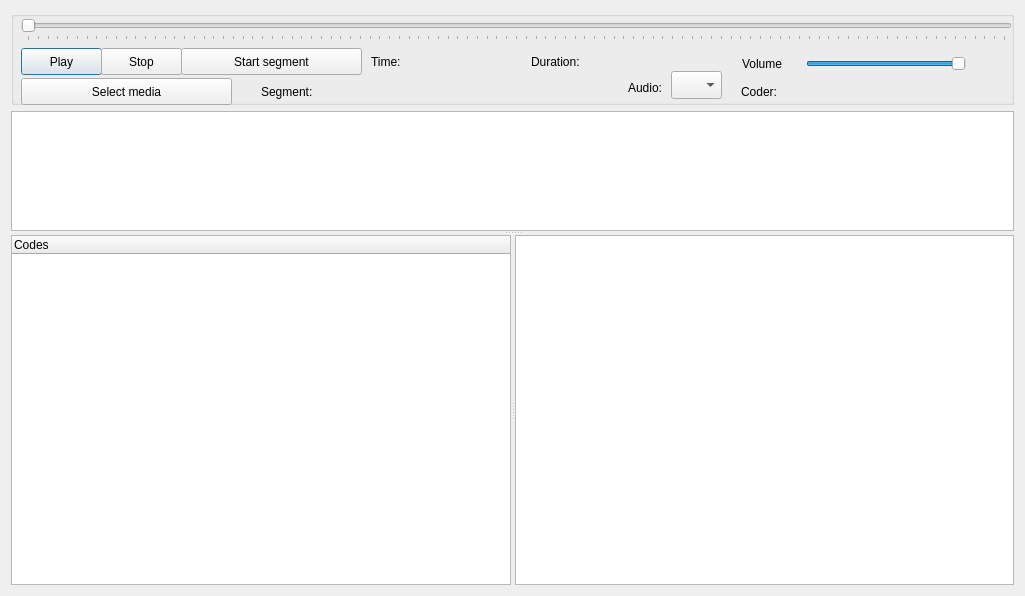
The window that GUI_UIs/ui_dialog_code_av.ui (ccbogel/QualCoder) describes before a commit, drawn with Qt 5.
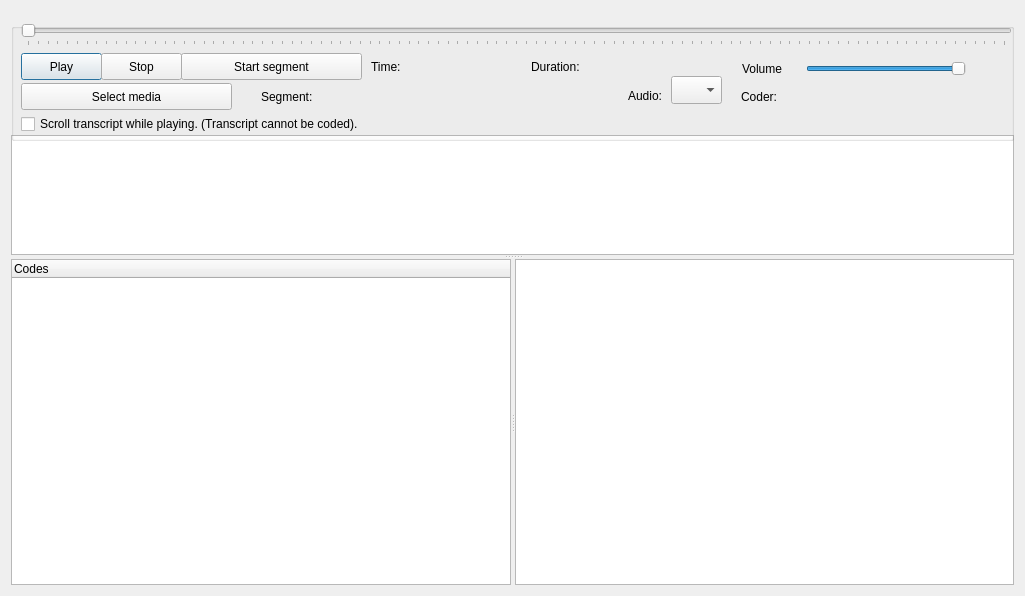
The same window after the commit.

Commit message: add checkbox to scroll text when video plays

Patch:
```diff
--- a/GUI_UIs/ui_dialog_code_av.ui
+++ b/GUI_UIs/ui_dialog_code_av.ui
@@ -71,7 +71,7 @@
      <property name="minimumSize">
       <size>
        <width>0</width>
-       <height>94</height>
+       <height>118</height>
       </size>
      </property>
      <property name="maximumSize">
@@ -87,7 +87,7 @@
       <property name="geometry">
        <rect>
         <x>10</x>
-        <y>37</y>
+        <y>30</y>
         <width>81</width>
         <height>27</height>
        </rect>
@@ -100,7 +100,7 @@
       <property name="geometry">
        <rect>
         <x>90</x>
-        <y>37</y>
+        <y>30</y>
         <width>81</width>
         <height>27</height>
        </rect>
@@ -113,7 +113,7 @@
       <property name="geometry">
        <rect>
         <x>795</x>
-        <y>44</y>
+        <y>37</y>
         <width>160</width>
         <height>18</height>
        </rect>
@@ -132,7 +132,7 @@
       <property name="geometry">
        <rect>
         <x>690</x>
-        <y>43</y>
+        <y>36</y>
         <width>81</width>
         <height>20</height>
        </rect>
@@ -148,7 +148,7 @@
       <property name="geometry">
        <rect>
         <x>360</x>
-        <y>40</y>
+        <y>33</y>
         <width>151</width>
         <height>21</height>
        </rect>
@@ -161,7 +161,7 @@
       <property name="geometry">
        <rect>
         <x>520</x>
-        <y>40</y>
+        <y>33</y>
         <width>161</width>
         <height>21</height>
        </rect>
@@ -174,7 +174,7 @@
       <property name="geometry">
        <rect>
         <x>10</x>
-        <y>7</y>
+        <y>0</y>
         <width>991</width>
         <height>23</height>
        </rect>
@@ -208,7 +208,7 @@
       <property name="geometry">
        <rect>
         <x>170</x>
-        <y>37</y>
+        <y>30</y>
         <width>181</width>
         <height>27</height>
        </rect>
@@ -224,7 +224,7 @@
       <property name="geometry">
        <rect>
         <x>250</x>
-        <y>72</y>
+        <y>65</y>
         <width>311</width>
         <height>17</height>
        </rect>
@@ -240,7 +240,7 @@
       <property name="geometry">
        <rect>
         <x>730</x>
-        <y>72</y>
+        <y>65</y>
         <width>271</width>
         <height>17</height>
        </rect>
@@ -253,7 +253,7 @@
       <property name="geometry">
        <rect>
         <x>10</x>
-        <y>67</y>
+        <y>60</y>
         <width>211</width>
         <height>27</height>
        </rect>
@@ -266,7 +266,7 @@
       <property name="geometry">
        <rect>
         <x>660</x>
-        <y>60</y>
+        <y>53</y>
         <width>51</width>
         <height>28</height>
        </rect>
@@ -276,7 +276,7 @@
       <property name="geometry">
        <rect>
         <x>570</x>
-        <y>67</y>
+        <y>63</y>
         <width>81</width>
         <height>20</height>
        </rect>
@@ -288,6 +288,19 @@
        <set>Qt::AlignRight|Qt::AlignTrailing|Qt::AlignVCenter</set>
       </property>
      </widget>
+     <widget class="QCheckBox" name="checkBox_scroll_transcript">
+      <property name="geometry">
+       <rect>
+        <x>10</x>
+        <y>90</y>
+        <width>591</width>
+        <height>22</height>
+       </rect>
+      </property>
+      <property name="text">
+       <string>Scroll transcript while playing. (Transcript cannot be coded).</string>
+      </property>
+     </widget>
     </widget>
    </item>
   </layout>
```
